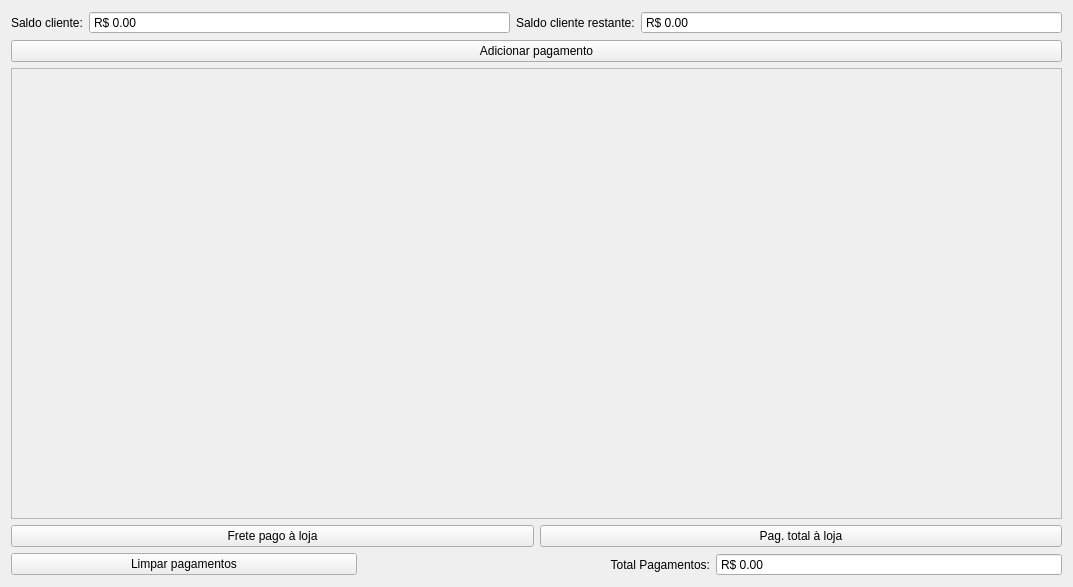
The window that ui/widgetpagamentos.ui (darktorres/ERP-STACCATO) describes before a commit, drawn with Qt 5.
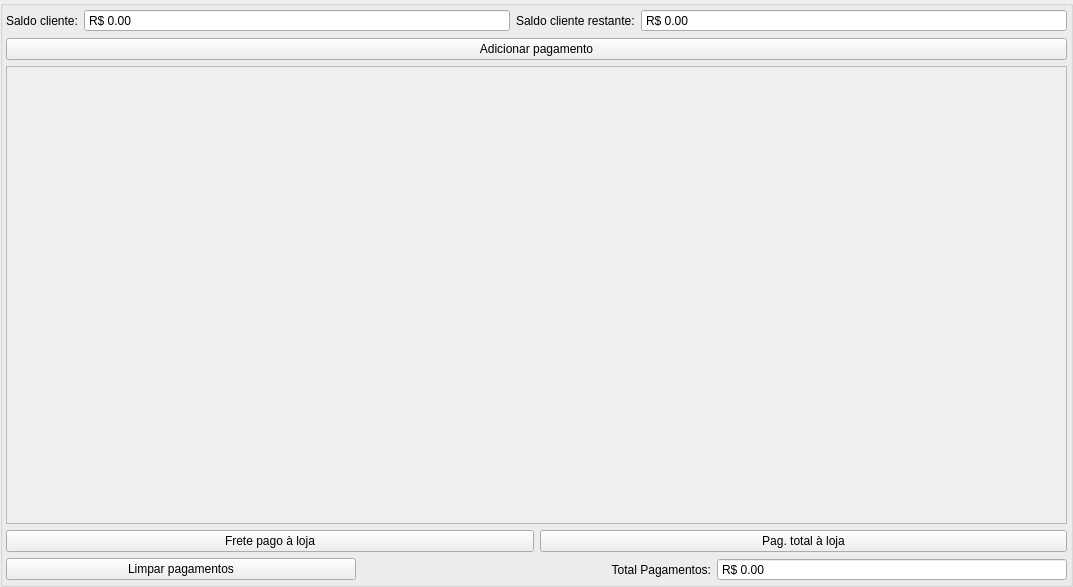
The same window after the commit. Custom widgets are drawn as their Qt base class.

```diff
--- a/ui/widgetpagamentos.ui
+++ b/ui/widgetpagamentos.ui
@@ -14,6 +14,113 @@
    <string>Form</string>
   </property>
   <layout class="QGridLayout" name="gridLayout">
+   <property name="leftMargin">
+    <number>0</number>
+   </property>
+   <property name="topMargin">
+    <number>0</number>
+   </property>
+   <property name="rightMargin">
+    <number>0</number>
+   </property>
+   <property name="bottomMargin">
+    <number>0</number>
+   </property>
+   <item row="0" column="0">
+    <widget class="QGroupBox" name="groupBox">
+     <layout class="QGridLayout" name="gridLayout_2">
+      <property name="leftMargin">
+       <number>3</number>
+      </property>
+      <property name="topMargin">
+       <number>3</number>
+      </property>
+      <property name="rightMargin">
+       <number>3</number>
+      </property>
+      <property name="bottomMargin">
+       <number>3</number>
+      </property>
+      <item row="0" column="0" colspan="2">
+       <layout class="QGridLayout" name="gridLayout_11">
+        <item row="0" column="1">
+         <widget class="QDoubleSpinBox" name="doubleSpinBoxCreditoTotal">
+          <property name="sizePolicy">
+           <sizepolicy hsizetype="Expanding" vsizetype="Fixed">
+            <horstretch>0</horstretch>
+            <verstretch>0</verstretch>
+           </sizepolicy>
+          </property>
+          <property name="minimumSize">
+           <size>
+            <width>80</width>
+            <height>0</height>
+           </size>
+          </property>
+          <property name="readOnly">
+           <bool>true</bool>
+          </property>
+          <property name="buttonSymbols">
+           <enum>QAbstractSpinBox::NoButtons</enum>
+          </property>
+          <property name="showGroupSeparator" stdset="0">
+           <bool>true</bool>
+          </property>
+          <property name="prefix">
+           <string>R$ </string>
+          </property>
+          <property name="maximum">
+           <double>999999.989999999990687</double>
+          </property>
+         </widget>
+        </item>
+        <item row="0" column="0">
+         <widget class="QLabel" name="label_4">
+          <property name="text">
+           <string>Saldo cliente:</string>
+          </property>
+         </widget>
+        </item>
+        <item row="0" column="3">
+         <widget class="QDoubleSpinBox" name="doubleSpinBoxCreditoDisponivel">
+          <property name="sizePolicy">
+           <sizepolicy hsizetype="Expanding" vsizetype="Fixed">
+            <horstretch>0</horstretch>
+            <verstretch>0</verstretch>
+           </sizepolicy>
+          </property>
+          <property name="minimumSize">
+           <size>
+            <width>80</width>
+            <height>0</height>
+           </size>
+          </property>
+          <property name="readOnly">
+           <bool>true</bool>
+          </property>
+          <property name="buttonSymbols">
+           <enum>QAbstractSpinBox::NoButtons</enum>
+          </property>
+          <property name="showGroupSeparator" stdset="0">
+           <bool>true</bool>
+          </property>
+          <property name="prefix">
+           <string>R$ </string>
+          </property>
+          <property name="maximum">
+           <double>999999.989999999990687</double>
+          </property>
+         </widget>
+        </item>
+        <item row="0" column="2">
+         <widget class="QLabel" name="label_5">
+          <property name="text">
+           <string>Saldo cliente restante:</string>
+          </property>
+         </widget>
+        </item>
+       </layout>
+      </item>
    <item row="1" column="0" colspan="2">
     <widget class="QPushButton" name="pushButtonAdicionarPagamento">
      <property name="text">
@@ -25,19 +132,39 @@
     </widget>
    </item>
    <item row="2" column="0" colspan="2">
-    <widget class="QScrollArea" name="scrollArea">
-     <property name="widgetResizable">
-      <bool>true</bool>
-     </property>
+       <widget class="ScrollArea" name="scrollArea">
      <widget class="QWidget" name="scrollAreaWidgetContents">
       <property name="geometry">
        <rect>
         <x>0</x>
         <y>0</y>
-        <width>1053</width>
-        <height>437</height>
-       </rect>
-      </property>
+           <width>1059</width>
+           <height>454</height>
+          </rect>
+         </property>
+         <property name="sizePolicy">
+          <sizepolicy hsizetype="Expanding" vsizetype="Expanding">
+           <horstretch>0</horstretch>
+           <verstretch>0</verstretch>
+          </sizepolicy>
+         </property>
+         <layout class="QVBoxLayout" name="verticalLayout">
+          <property name="spacing">
+           <number>3</number>
+          </property>
+          <property name="leftMargin">
+           <number>3</number>
+          </property>
+          <property name="topMargin">
+           <number>3</number>
+          </property>
+          <property name="rightMargin">
+           <number>3</number>
+          </property>
+          <property name="bottomMargin">
+           <number>3</number>
+          </property>
+         </layout>
      </widget>
     </widget>
    </item>
@@ -110,88 +237,19 @@
      </item>
     </layout>
    </item>
-   <item row="0" column="0" colspan="2">
-    <layout class="QGridLayout" name="gridLayout_11">
-     <item row="0" column="1">
-      <widget class="QDoubleSpinBox" name="doubleSpinBoxCreditoTotal">
-       <property name="sizePolicy">
-        <sizepolicy hsizetype="Expanding" vsizetype="Fixed">
-         <horstretch>0</horstretch>
-         <verstretch>0</verstretch>
-        </sizepolicy>
-       </property>
-       <property name="minimumSize">
-        <size>
-         <width>80</width>
-         <height>0</height>
-        </size>
-       </property>
-       <property name="readOnly">
-        <bool>true</bool>
-       </property>
-       <property name="buttonSymbols">
-        <enum>QAbstractSpinBox::NoButtons</enum>
-       </property>
-       <property name="showGroupSeparator" stdset="0">
-        <bool>true</bool>
-       </property>
-       <property name="prefix">
-        <string>R$ </string>
-       </property>
-       <property name="maximum">
-        <double>999999.989999999990687</double>
-       </property>
-      </widget>
-     </item>
-     <item row="0" column="0">
-      <widget class="QLabel" name="label_4">
-       <property name="text">
-        <string>Saldo cliente:</string>
-       </property>
-      </widget>
-     </item>
-     <item row="0" column="3">
-      <widget class="QDoubleSpinBox" name="doubleSpinBoxCreditoDisponivel">
-       <property name="sizePolicy">
-        <sizepolicy hsizetype="Expanding" vsizetype="Fixed">
-         <horstretch>0</horstretch>
-         <verstretch>0</verstretch>
-        </sizepolicy>
-       </property>
-       <property name="minimumSize">
-        <size>
-         <width>80</width>
-         <height>0</height>
-        </size>
-       </property>
-       <property name="readOnly">
-        <bool>true</bool>
-       </property>
-       <property name="buttonSymbols">
-        <enum>QAbstractSpinBox::NoButtons</enum>
-       </property>
-       <property name="showGroupSeparator" stdset="0">
-        <bool>true</bool>
-       </property>
-       <property name="prefix">
-        <string>R$ </string>
-       </property>
-       <property name="maximum">
-        <double>999999.989999999990687</double>
-       </property>
-      </widget>
-     </item>
-     <item row="0" column="2">
-      <widget class="QLabel" name="label_5">
-       <property name="text">
-        <string>Saldo cliente restante:</string>
-       </property>
-      </widget>
-     </item>
-    </layout>
-   </item>
-  </layout>
+     </layout>
+    </widget>
+   </item>
+  </layout>
  </widget>
+ <customwidgets>
+  <customwidget>
+   <class>ScrollArea</class>
+   <extends>QScrollArea</extends>
+   <header>src/scrollarea.h</header>
+   <container>1</container>
+  </customwidget>
+ </customwidgets>
  <tabstops>
   <tabstop>doubleSpinBoxCreditoTotal</tabstop>
   <tabstop>doubleSpinBoxCreditoDisponivel</tabstop>
```
Left out of the diff: 4 changed lines with no effect on the pictures. Lines whose indentation alone changed are shown as unchanged.
